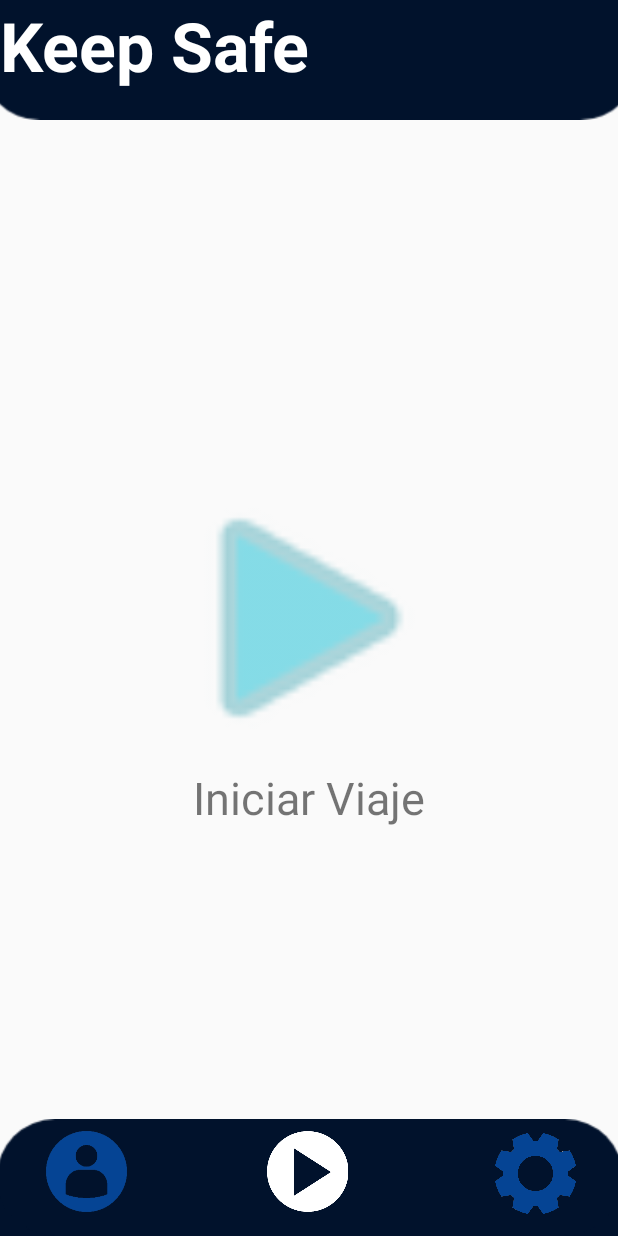
After one commit to JulianHuertasUNAL/Keep-Safe-2, an Android app: the IniciarViaje screen opened directly, with no data from a screen before it, on a phone screen of 412 x 824 dp. The commit adds this screen. Run offline under Robolectric (Android 15) with nearby library versions, the phone set to English and light mode, and no system bars.

Commit message:
Se crea ventana de iniciar viaje, y la actividad para que se le pueda acceder desde el login

```diff
--- a/app/build.gradle
+++ b/app/build.gradle
@@ -38,6 +38,7 @@ dependencies {
     implementation 'androidx.navigation:navigation-ui:2.3.1'
     implementation 'androidx.lifecycle:lifecycle-livedata-ktx:2.2.0'
     implementation 'androidx.lifecycle:lifecycle-viewmodel-ktx:2.2.0'
+    implementation 'com.google.android.gms:play-services-maps:17.0.0'
     testImplementation 'junit:junit:4.+'
     androidTestImplementation 'androidx.test.ext:junit:1.1.2'
     androidTestImplementation 'androidx.test.espresso:espresso-core:3.3.0'
--- a/app/src/main/AndroidManifest.xml
+++ b/app/src/main/AndroidManifest.xml
@@ -9,6 +9,7 @@
         android:roundIcon="@mipmap/ic_launcher_round"
         android:supportsRtl="true"
         android:theme="@style/Theme.KeepSafe">
+        <activity android:name=".IniciarViaje"></activity>
         <activity android:name=".LoginForm" />
         <activity android:name=".RegisterForm" />
         <activity android:name=".MainActivity">
--- /dev/null
+++ b/app/src/main/java/com/example/keepsafe/IniciarViaje.java
@@ -0,0 +1,14 @@
+package com.example.keepsafe;
+
+import androidx.appcompat.app.AppCompatActivity;
+
+import android.os.Bundle;
+
+public class IniciarViaje extends AppCompatActivity {
+
+    @Override
+    protected void onCreate(Bundle savedInstanceState) {
+        super.onCreate(savedInstanceState);
+        setContentView(R.layout.activity_iniciar_viaje);
+    }
+}
--- a/app/src/main/java/com/example/keepsafe/LoginForm.java
+++ b/app/src/main/java/com/example/keepsafe/LoginForm.java
@@ -14,5 +14,15 @@ public class LoginForm extends AppCompatActivity {
         super.onCreate(savedInstanceState);
         setContentView(R.layout.activity_login_form);
 
+        Button botonLoggear = (Button)findViewById(R.id.buttonLogin);
+
+        botonLoggear.setOnClickListener(new View.OnClickListener() {
+            @Override
+            public void onClick(View v) {
+                Intent siguientePantalla = new Intent(LoginForm.this,IniciarViaje.class);
+                startActivity(siguientePantalla);
+            }
+        });
+
     }
 }
--- /dev/null
+++ b/app/src/main/res/layout/activity_iniciar_viaje.xml
@@ -0,0 +1,115 @@
+<?xml version="1.0" encoding="utf-8"?>
+<androidx.constraintlayout.widget.ConstraintLayout xmlns:android="http://schemas.android.com/apk/res/android"
+    xmlns:app="http://schemas.android.com/apk/res-auto"
+    xmlns:tools="http://schemas.android.com/tools"
+    android:layout_width="match_parent"
+    android:layout_height="match_parent"
+    tools:context=".IniciarViaje">
+
+    <ImageView
+        android:id="@+id/imageView"
+        android:layout_width="440dp"
+        android:layout_height="80dp"
+        app:layout_constraintBottom_toBottomOf="parent"
+        app:layout_constraintEnd_toEndOf="parent"
+        app:layout_constraintStart_toStartOf="parent"
+        app:layout_constraintTop_toTopOf="parent"
+        app:layout_constraintVertical_bias="0.0"
+        app:srcCompat="@drawable/barra_superior" />
+
+    <ImageView
+        android:id="@+id/imageView5"
+        android:layout_width="420dp"
+        android:layout_height="78dp"
+        app:layout_constraintBottom_toBottomOf="parent"
+        app:layout_constraintEnd_toEndOf="parent"
+        app:layout_constraintStart_toStartOf="parent"
+        app:layout_constraintTop_toTopOf="@+id/imageView"
+        app:layout_constraintVertical_bias="1.0"
+        app:srcCompat="@drawable/barra_inferior" />
+
+    <TextView
+        android:id="@+id/textView4"
+        android:layout_width="211dp"
+        android:layout_height="60dp"
+        android:text="Keep Safe"
+        android:textAppearance="@style/TextAppearance.AppCompat.Body1"
+        android:textColor="#FFF"
+        android:textSize="45sp"
+        android:textStyle="bold"
+        app:layout_constraintBottom_toBottomOf="parent"
+        app:layout_constraintEnd_toEndOf="parent"
+        app:layout_constraintHorizontal_bias="0.0"
+        app:layout_constraintStart_toStartOf="parent"
+        app:layout_constraintTop_toTopOf="parent"
+        app:layout_constraintVertical_bias="0.0" />
+
+    <ImageButton
+        android:id="@+id/imageButton2"
+        android:layout_width="54dp"
+        android:layout_height="54dp"
+        android:background="#00FFFFFF"
+        android:scaleType="centerCrop"
+        android:tint="#FFFFFF"
+        app:layout_constraintBottom_toBottomOf="@+id/imageView5"
+        app:layout_constraintEnd_toEndOf="parent"
+        app:layout_constraintHorizontal_bias="0.498"
+        app:layout_constraintStart_toStartOf="parent"
+        app:layout_constraintTop_toTopOf="@+id/imageView"
+        app:layout_constraintVertical_bias="0.979"
+        app:srcCompat="@drawable/play_focus" />
+
+    <ImageButton
+        android:id="@+id/imageButton3"
+        android:layout_width="194dp"
+        android:layout_height="196dp"
+        android:background="#00F6F6F6"
+        android:scaleType="centerCrop"
+        android:tint="#A845C9DA"
+        app:layout_constraintBottom_toBottomOf="@+id/imageView5"
+        app:layout_constraintEnd_toEndOf="parent"
+        app:layout_constraintStart_toStartOf="parent"
+        app:layout_constraintTop_toTopOf="@+id/imageView"
+        app:srcCompat="@android:drawable/ic_media_play" />
+
+    <TextView
+        android:id="@+id/textView7"
+        android:layout_width="wrap_content"
+        android:layout_height="wrap_content"
+        android:text="Iniciar Viaje"
+        android:textSize="30sp"
+        app:layout_constraintBottom_toBottomOf="@+id/imageView5"
+        app:layout_constraintEnd_toEndOf="parent"
+        app:layout_constraintStart_toStartOf="parent"
+        app:layout_constraintTop_toTopOf="@+id/imageView"
+        app:layout_constraintVertical_bias="0.653" />
+
+    <ImageButton
+        android:id="@+id/imageButton4"
+        android:layout_width="54dp"
+        android:layout_height="54dp"
+        android:background="#00FFFFFF"
+        android:scaleType="centerCrop"
+        app:layout_constraintBottom_toBottomOf="parent"
+        app:layout_constraintEnd_toEndOf="parent"
+        app:layout_constraintHorizontal_bias="0.086"
+        app:layout_constraintStart_toStartOf="parent"
+        app:layout_constraintTop_toTopOf="parent"
+        app:layout_constraintVertical_bias="0.979"
+        app:srcCompat="@drawable/profile" />
+
+    <ImageButton
+        android:id="@+id/imageButton5"
+        android:layout_width="54dp"
+        android:layout_height="54dp"
+        android:background="#00FFFFFF"
+        android:scaleType="centerCrop"
+        app:layout_constraintBottom_toBottomOf="parent"
+        app:layout_constraintEnd_toEndOf="parent"
+        app:layout_constraintHorizontal_bias="0.921"
+        app:layout_constraintStart_toStartOf="parent"
+        app:layout_constraintTop_toTopOf="parent"
+        app:layout_constraintVertical_bias="0.981"
+        app:srcCompat="@drawable/settings" />
+
+</androidx.constraintlayout.widget.ConstraintLayout>
--- a/app/src/main/res/layout/activity_login_form.xml
+++ b/app/src/main/res/layout/activity_login_form.xml
@@ -30,7 +30,7 @@
         app:layout_constraintTop_toTopOf="@+id/imageView3" />
 
     <Button
-        android:id="@+id/buttonRegister"
+        android:id="@+id/buttonLogin"
         android:layout_width="wrap_content"
         android:layout_height="wrap_content"
         android:background="@drawable/btn_variant"
```
Also changed, not shown: 1 other file.
